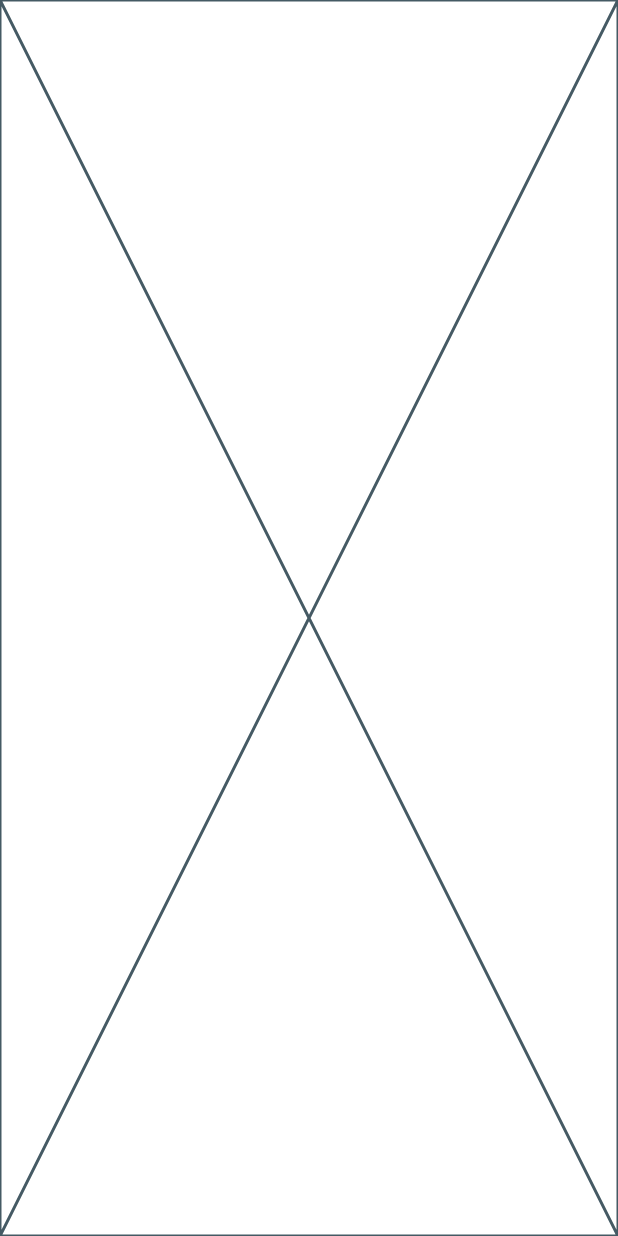
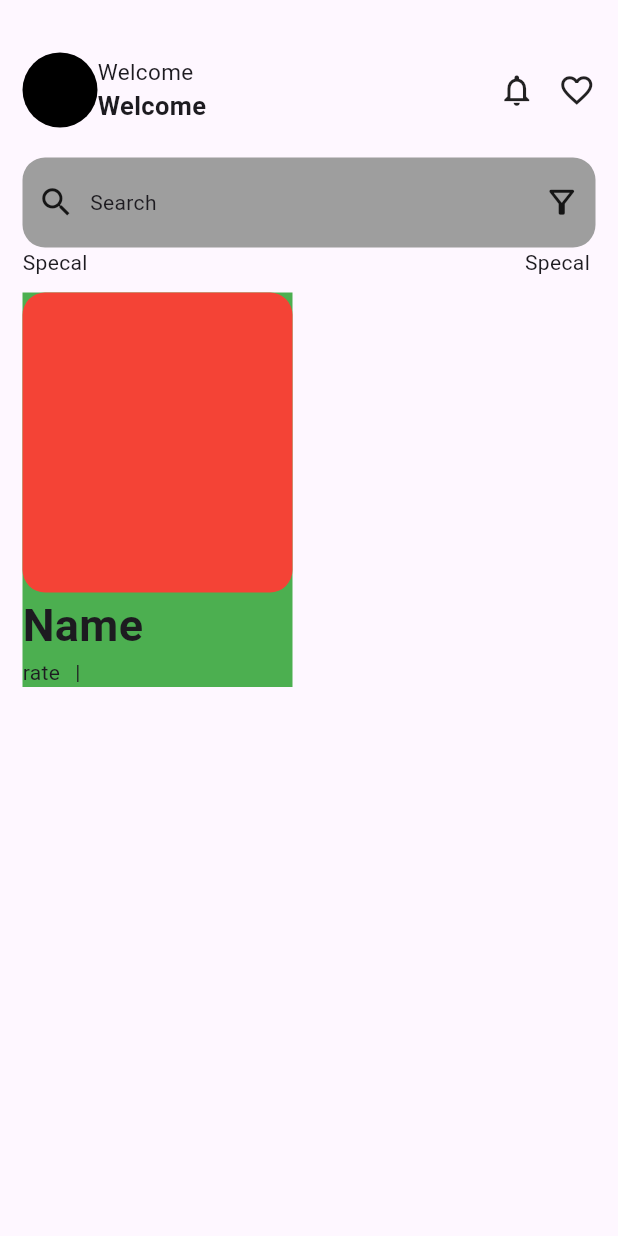
Before and after one commit to Avesh6754/newecommerce, a Flutter app: the screen it shows after launch, on a phone screen of 412 x 824 dp. Run offline on Flutter 3.47's test engine with Material 3 defaults, Android fonts, the phone set to English and light mode, and no system bars.

Commit message:
30-07-2024

```diff
--- a/lib/Splashscreen/spalshscreen.dart
+++ b/lib/Splashscreen/spalshscreen.dart
@@ -1,4 +1,7 @@
+import 'dart:async';
+
 import 'package:flutter/material.dart';
+
 class SplashScreen extends StatefulWidget {
   const SplashScreen({super.key});
 
@@ -8,7 +11,16 @@ class SplashScreen extends StatefulWidget {
 
 class _SplashScreenState extends State<SplashScreen> {
   @override
+  @override
+  void initState() {
+    // TODO: implement initState
+    super.initState();
+    Timer(Duration(seconds: 3),(){
+Navigator.of(context).pushReplacementNamed('/home');
+    });
+  }
+  @override
   Widget build(BuildContext context) {
-    return const Placeholder();
+    return Scaffold();
   }
 }
--- /dev/null
+++ b/lib/home/homescreen.dart
@@ -0,0 +1,152 @@
+import 'package:flutter/material.dart';
+
+class Homescreen extends StatefulWidget {
+  const Homescreen({super.key});
+
+  @override
+  State<Homescreen> createState() => _HomescreenState();
+}
+
+class _HomescreenState extends State<Homescreen> {
+  @override
+  Widget build(BuildContext context) {
+    double h = MediaQuery.of(context).size.height;
+    double w = MediaQuery.of(context).size.width;
+    return Scaffold(
+      body: Container(
+        height: h,
+        width: w,
+        child: Padding(
+          padding: const EdgeInsets.fromLTRB(15, 30, 15, 10),
+          child: SingleChildScrollView(
+            physics: BouncingScrollPhysics(),
+            child: Column(
+              crossAxisAlignment: CrossAxisAlignment.start,
+              children: [
+                Container(
+                  height: 60,
+                  width: double.infinity,
+                  // margin: EdgeInsets.only(bottom: 24),
+                  child: Row(
+                    children: [
+                      Container(
+                        height: 50,
+                        width: 50,
+                        decoration: BoxDecoration(
+                            shape: BoxShape.circle, color: Colors.black),
+                      ),
+                      Text.rich(
+                        TextSpan(
+                          children: [
+                            TextSpan(
+                                text: 'Welcome\n',
+                                style: TextStyle(fontSize: 15)),
+                            TextSpan(
+                                text: 'Welcome',
+                                style: TextStyle(
+                                    fontSize: 17, fontWeight: FontWeight.bold)),
+                          ],
+                        ),
+                      ),
+                      Spacer(),
+                      Icon(
+                        Icons.notifications_none,
+                        size: 25,
+                      ),
+                      SizedBox(
+                        width: 15,
+                      ),
+                      Icon(Icons.favorite_border, size: 25),
+                    ],
+                  ),
+                ),
+                SizedBox(
+                  height: 15,
+                ),
+                Container(
+                  height: 60,
+                  width: double.infinity,
+                  // margin: EdgeInsets.only(bottom: 15),
+                  decoration: BoxDecoration(
+                      borderRadius: BorderRadius.circular(15),
+                      color: Colors.grey),
+                  child: Row(
+                    mainAxisAlignment: MainAxisAlignment.start,
+                    children: [
+                      SizedBox(
+                        width: 10,
+                      ),
+                      Icon(
+                        Icons.search,
+                        size: 25,
+                      ),
+                      SizedBox(
+                        width: 10,
+                      ),
+                      Text('Search'),
+                      Spacer(),
+                      Icon(
+                        Icons.filter_alt_outlined,
+                        size: 25,
+                      ),
+                      SizedBox(
+                        width: 10,
+                      )
+                    ],
+                  ),
+                ),
+                Row(
+                  mainAxisAlignment: MainAxisAlignment.start,
+                  children: [
+                    Text(
+                      'Specal ',
+                    ),
+                    Spacer(),
+                    Text(
+                      'Specal ',
+                    ),
+                  ],
+                ),
+                SizedBox(height: 10),
+                Row(
+                  children: [
+                    Container(
+                      color: Colors.green,
+                      child: Column(
+                        crossAxisAlignment: CrossAxisAlignment.start,
+                        children: [
+                          Container(
+                            height: 200,
+                            width: 180,
+                            decoration: BoxDecoration(
+                                color: Colors.red,
+                                borderRadius: BorderRadius.circular(15)),
+                          ),
+                          Text('Name',style: TextStyle(fontWeight: FontWeight.bold,fontSize: 30),),
+                          Row(
+                            children: [
+                              Text('rate'),
+                              SizedBox(width: 10,),
+                              Text('|'),
+                              Container(
+                                height: 20,
+                                width: 60,
+                                decoration: BoxDecoration(
+                                    color: Colors.green,
+                                    borderRadius: BorderRadius.circular(5)),
+                              )
+                            ],
+                          )
+                        ],
+                      ),
+                    )
+                  ],
+                )
+              ],
+            ),
+          ),
+        ),
+      ),
+    );
+  }
+}
--- a/lib/main.dart
+++ b/lib/main.dart
@@ -1,13 +1,12 @@
 import 'package:flutter/material.dart';
+import 'package:newecommerce/home/homescreen.dart';
 
 import 'Splashscreen/spalshscreen.dart';
 
-void main()
-{
-  runApp(const MyApp());
+void main() {
+  runApp(MyApp());
+}
 
-
-}
 class MyApp extends StatelessWidget {
   const MyApp({super.key});
 
@@ -16,7 +15,8 @@ class MyApp extends StatelessWidget {
     return MaterialApp(
       debugShowCheckedModeBanner: false,
       routes: {
-        '/':(context)=>SplashScreen(),
+        '/': (context) => SplashScreen(),
+        '/home':(context)=>Homescreen(),
       },
     );
   }
--- /dev/null
+++ b/lib/utils/global.dart
@@ -0,0 +1,96 @@
+import 'package:flutter/material.dart';
+
+List productlist=[
+  {
+    'image':'assets/image/p.png',
+    'price':65,
+    'sold':4.4452,
+    'rate':4.8,
+    'review':4.5661,
+    'name':'Aloe Vera'
+
+  },
+  {
+    'image':'assets/image/p1.png',
+    'price':12,
+    'sold':5660,
+    'rate':4.6,
+    'review':4.5561,
+    'name':'Cactus '
+
+  },
+  {
+    'image':'assets/image/p2.png',
+    'price':22,
+    'sold':4.33552,
+    'rate':4.5,
+    'review':4.561,
+    'name':'Basil '
+
+  },
+  {
+    'image':'assets/image/p3.png',
+    'price':60,
+    'sold':4.4422,
+    'rate':4.2,
+    'review':2.5661,
+    'name':'Spider Plant '
+
+  },
+  {
+    'image':'assets/image/p4.png',
+    'price':55,
+    'sold':4.252,
+    'rate':1.8,
+    'review':2.5661,
+    'name':'Snake Plant'
+
+  },
+  {
+    'image':'assets/image/p5.png',
+    'price':22,
+    'sold':4.22452,
+    'rate':4.0,
+    'review':1.5661,
+    'name':'Fern'
+
+  },
+  {
+    'image':'assets/image/p6.png',
+    'price':28,
+    'sold':4.1452,
+    'rate':4.1,
+    'review':3.5661,
+    'name':'Mint'
+
+  },
+  {
+    'image':'assets/image/p7.png',
+    'price':65,
+    'sold':4.4212,
+    'rate':4.0,
+    'review':2.5661,
+    'name':'English Ivy'
+
+  },
+  {
+    'image':'assets/image/p8.png',
+    'price':60,
+    'sold':4.452,
+    'rate':3.8,
+    'review':3.5661,
+    'name':'Pothos'
+
+  },
+  {
+    'image':'assets/image/p9.png',
+    'price':15,
+    'sold':4.4452,
+    'rate':4.8,
+    'review':4.564,
+    'name':'Philodendron'
+
+  },
+];
+
+List catogery=["All",'Monstera',"Aloe","Palm",'Ponthons',"Philodendron"];
--- a/pubspec.yaml
+++ b/pubspec.yaml
@@ -62,6 +62,8 @@ flutter:
   # assets:
   #   - images/a_dot_burr.jpeg
   #   - images/a_dot_ham.jpeg
+  assets:
+   - assets/image/
 
   # An image asset can refer to one or more resolution-specific "variants", see
   # https://flutter.dev/assets-and-images/#resolution-aware
```
Also changed, not shown: assets/image/p.png (added), assets/image/p1.png (added), assets/image/p2.png (added), assets/image/p3.png (added), assets/image/p4.png (added), assets/image/p5.png (added), assets/image/p6.png (added), assets/image/p7.png (added), assets/image/p8.png (added), assets/image/p9.png (added).
